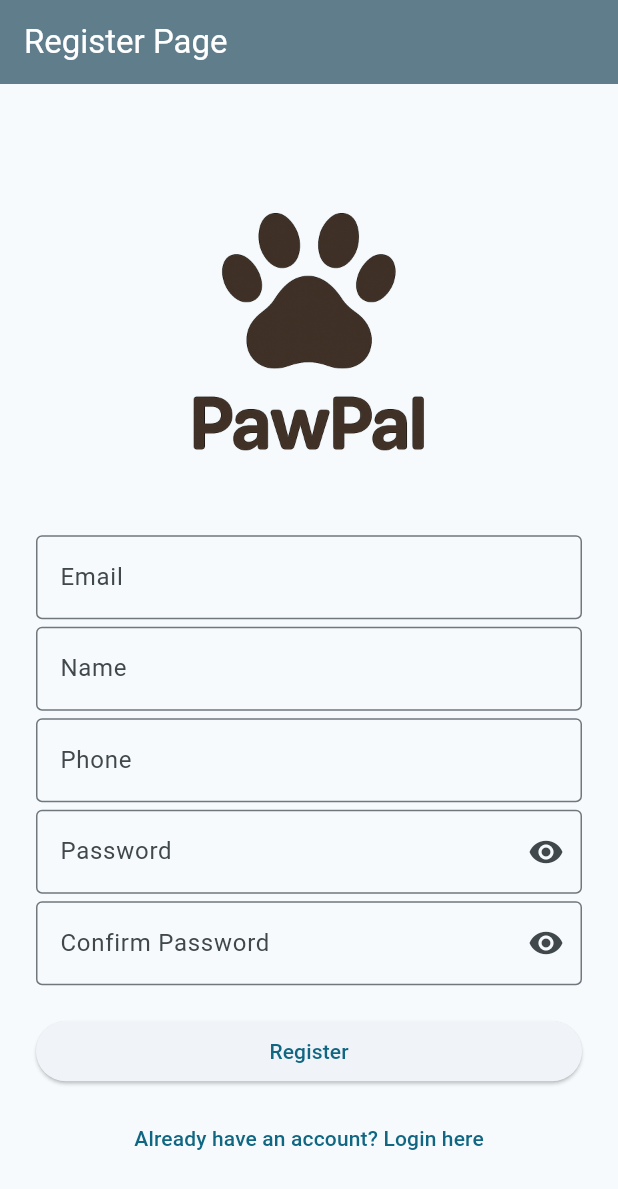
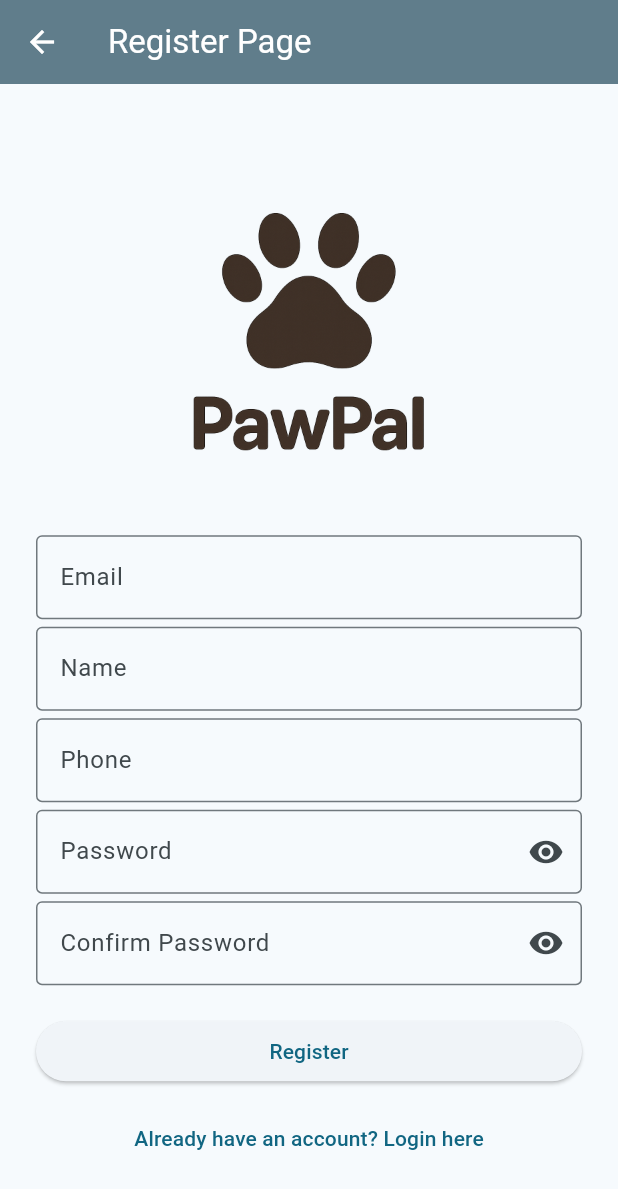
Before and after one commit to adamoon68/PawPal, a Flutter app: the RegisterPage screen opened directly, on a phone screen of 412 x 824 dp. Shown: the top 1189 px of the screen. Run offline on Flutter 3.47's test engine with Material 3 defaults, Android fonts, the phone set to English and light mode, and no system bars; our stand-ins replace shared_preferences; accounts and stored records are empty.

Commit message:
added back button

```diff
--- a/lib/registerpage.dart
+++ b/lib/registerpage.dart
@@ -30,7 +30,17 @@ class _RegisterPageState extends State<RegisterPage> {
     if (width > 400) width = 400;
 
     return Scaffold(
-      appBar: AppBar(title: const Text("Register Page")),
+      appBar: AppBar(
+        leading: IconButton(
+          icon: const Icon(Icons.arrow_back),
+          onPressed: () {
+            Navigator.pushReplacement(
+              context,
+              MaterialPageRoute(builder: (_) => const LoginPage()),
+            );
+          },
+        ),
+        title: const Text("Register Page")),
       body: Center(
         child: SingleChildScrollView(
           child: Padding(
```
